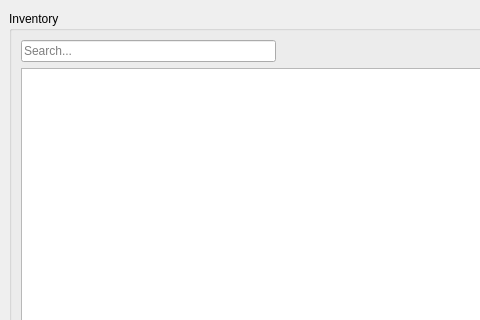
First picture: the form in gui_sale.ui, repository Redent0r/Libra, before the edit; both pictures show x 0 to 480 and y 0 to 320 of the 1311 by 488 pixel window.
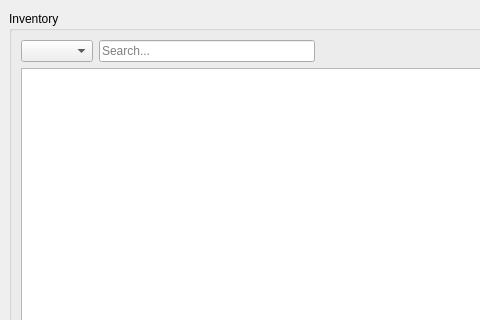
Second picture: the form after the edit. Icons and pictures are not drawn.

Commit message: Overall iprovements to sales and purchase gui

```diff
--- a/gui_sale.ui
+++ b/gui_sale.ui
@@ -59,6 +59,9 @@
         <property name="topMargin">
          <number>0</number>
         </property>
+        <item>
+         <widget class="QComboBox" name="cmboxInventory"/>
+        </item>
         <item>
          <widget class="QLineEdit" name="leditInventory">
           <property name="placeholderText">
```
The commit also changes 4 other files.
